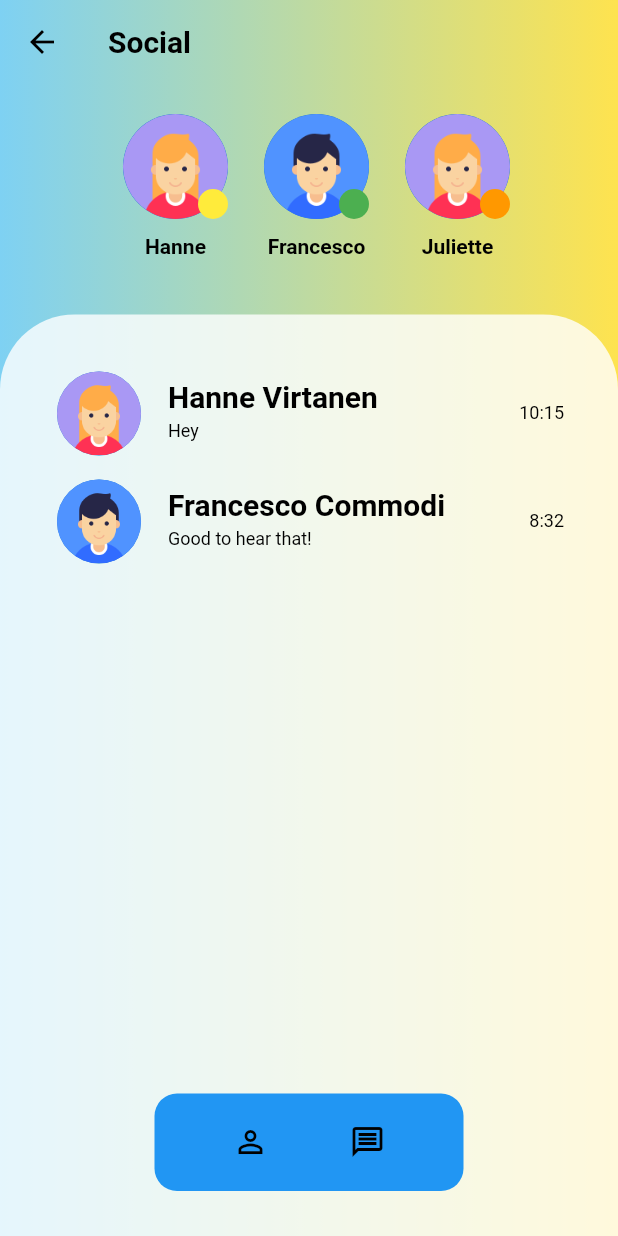
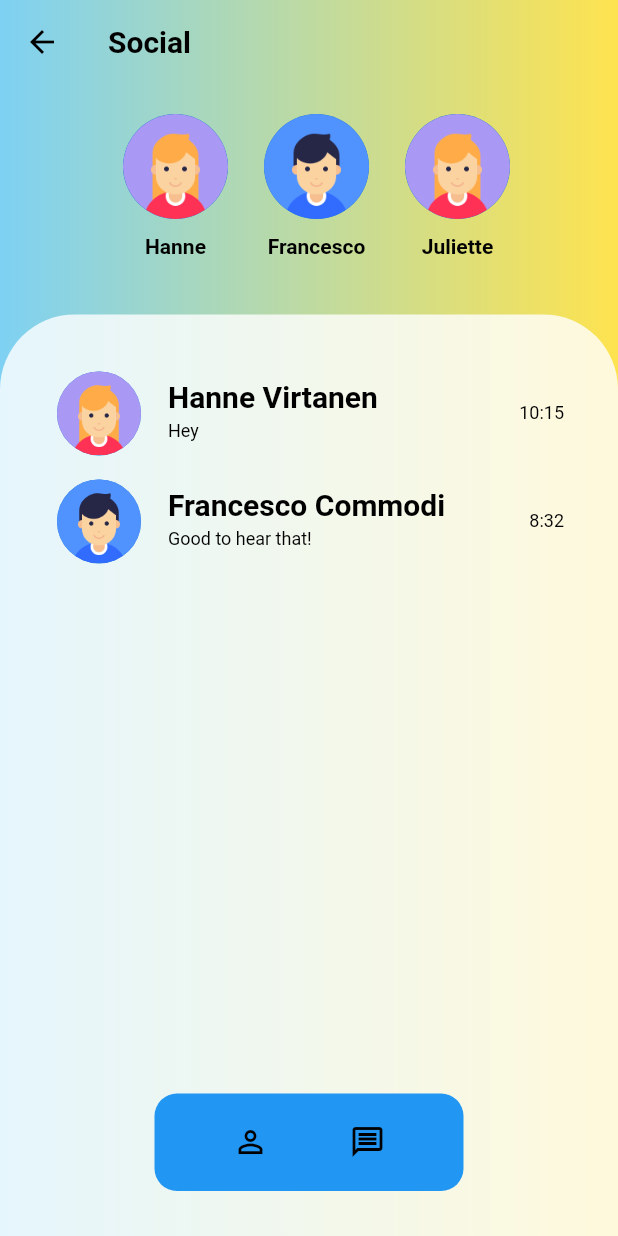
Before and after one commit to salcc/Junction-2022, a Flutter app: the screen it shows after launch, after a tap on the "message" icon, on a phone screen of 412 x 824 dp. Run offline on Flutter 3.47's test engine with Material 2 defaults, Android fonts, the phone set to English and light mode, and no system bars; our stand-ins replace fl_chart, get.

Commit message:
Variable clors

```diff
--- a/flutter_demo/lib/main.dart
+++ b/flutter_demo/lib/main.dart
@@ -5,6 +5,7 @@ import 'config/theme.dart';
 import 'screens/chat_screen.dart';
 import 'screens/profile_screen.dart';
 import 'screens/social_screen.dart';
+import 'screens/status_screen.dart';
 
 void main() {
   runApp(const MyApp());
@@ -19,8 +20,9 @@ class MyApp extends StatelessWidget {
     return GetMaterialApp(
         title: 'Flutter Demo',
         theme: customTheme(),
-        home: const ProfileScreen(),
+        initialRoute: '/profile',
         getPages: [
+          GetPage(name: '/status', page: () => const StatusScreen()),
           GetPage(name: '/profile', page: () => const ProfileScreen()),
           GetPage(name: '/social', page: () => const SocialScreen()),
           GetPage(name: '/chat', page: () => const ChatScreen()),
--- a/flutter_demo/lib/models/models.dart
+++ b/flutter_demo/lib/models/models.dart
@@ -1,3 +1,4 @@
 export 'message_model.dart';
 export 'chat_model.dart';
 export 'user_model.dart';
+export 'colors_model.dart';
--- a/flutter_demo/lib/screens/profile_screen.dart
+++ b/flutter_demo/lib/screens/profile_screen.dart
@@ -1,6 +1,6 @@
 import 'package:flutter/material.dart';
 
-import '../models/user_model.dart';
+import '../models/models.dart';
 import '../widgets/bottom_bar.dart';
 import '../widgets/mood_chart.dart';
 
--- a/flutter_demo/lib/screens/social_screen.dart
+++ b/flutter_demo/lib/screens/social_screen.dart
@@ -1,9 +1,8 @@
 import 'package:flutter/material.dart';
 import 'package:get/get.dart';
 
-import '../models/chat_model.dart';
-import '../models/message_model.dart';
-import '../models/user_model.dart';
+import '../models/models.dart';
+
 import '../widgets/bottom_bar.dart';
 import '../widgets/main_container.dart';
 
@@ -119,13 +118,6 @@ class _SocialBar extends StatelessWidget {
 
   @override
   Widget build(BuildContext context) {
-    var colors = <int, Color>{
-      0: Colors.red,
-      1: Colors.orange,
-      2: Colors.yellow,
-      3: Colors.green,
-      4: Colors.green.shade900,
-    };
     return Container(
       height: height * 0.15,
       margin: const EdgeInsets.only(left: 20, top: 20),
```
